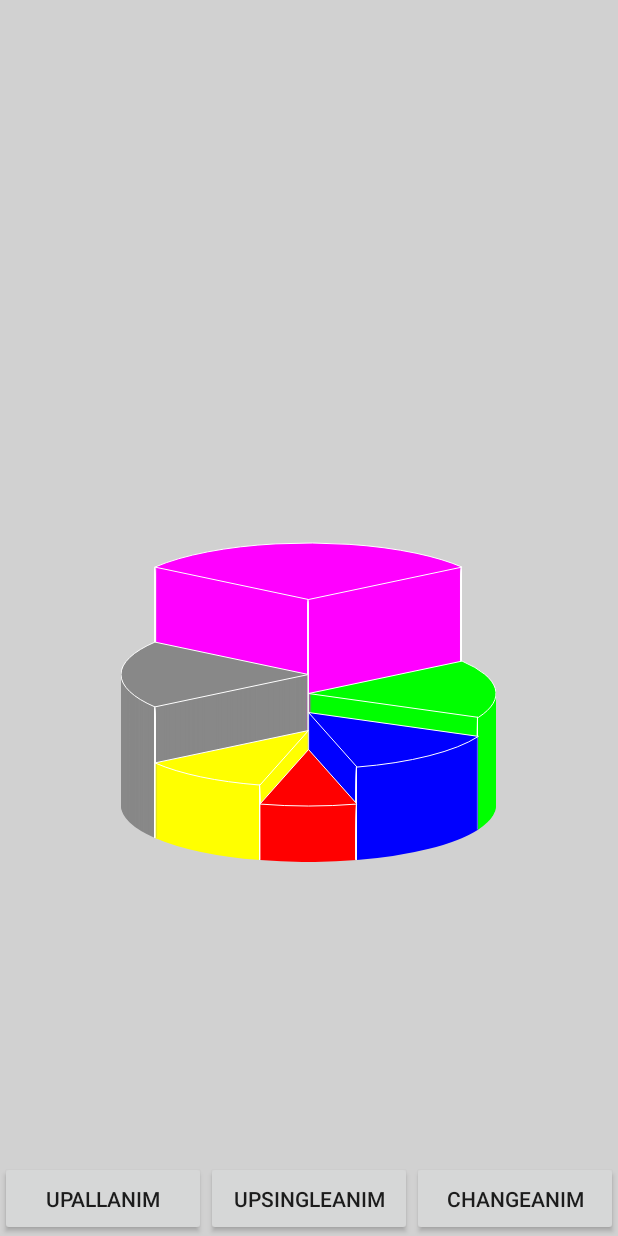
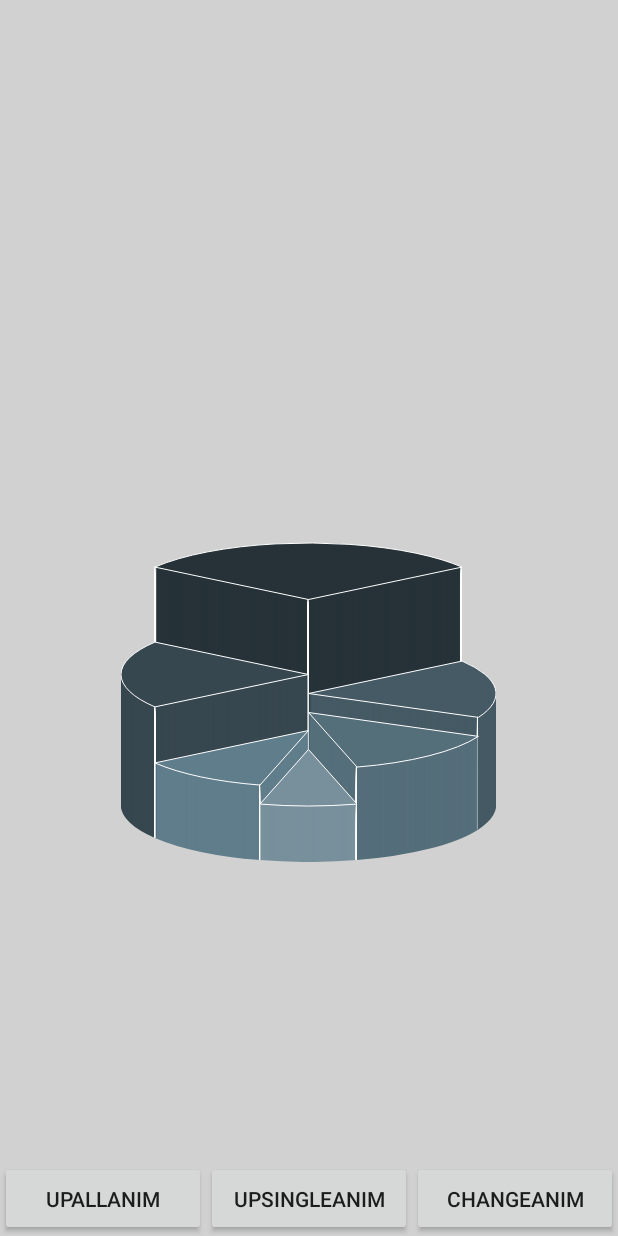
Before and after one commit to jiangzhengnan/NguiLib, an Android app: the screen it shows after launch (CdActivity), on a phone screen of 412 x 824 dp. Run offline under Robolectric (Android 15) with nearby library versions, the phone set to English and light mode, and no system bars.

Commit message:
add
Signed-off-by: jiangzhengnan <3442771773@qq.com>

```diff
--- a/app/src/main/java/com/ng/ui/aty/CdActivity.kt
+++ b/app/src/main/java/com/ng/ui/aty/CdActivity.kt
@@ -32,12 +32,12 @@ class CdActivity : AppCompatActivity() {
 
     private fun initViewsAndEvents() {
         clv.setData(arrayListOf(
-                CylinderView.Entry(30f, Color.RED),
-                CylinderView.Entry(40f, Color.YELLOW),
-                CylinderView.Entry(50f, Color.BLUE),
-                CylinderView.Entry(60f, Color.GREEN),
-                CylinderView.Entry(70f, Color.GRAY),
-                CylinderView.Entry(110f, Color.MAGENTA)
+                CylinderView.Entry(30f,  Color.parseColor("#78909c")),
+                CylinderView.Entry(40f,  Color.parseColor("#607d8b")),
+                CylinderView.Entry(50f,  Color.parseColor("#546e7a")),
+                CylinderView.Entry(60f,  Color.parseColor("#455a64")),
+                CylinderView.Entry(70f,  Color.parseColor("#37474f")),
+                CylinderView.Entry(110f, Color.parseColor("#263238"))
         ))
 
         btn1.setOnClickListener {
--- a/nguilib/src/main/java/com/ng/nguilib/CylinderView.java
+++ b/nguilib/src/main/java/com/ng/nguilib/CylinderView.java
@@ -127,15 +127,18 @@ public class CylinderView extends View {
         }
     }
 
+    boolean hadDrawBg = false;
+
     public void startSingleAnim() {
         if (!isAnimRunning) {
+            hadDrawBg = false;
             LogUtils.INSTANCE.d("startSingleAnim");
             singleAnimValue = 0;
             singleAnimIndex = 0;
             thickness = DensityUtil.INSTANCE.dip2px(getContext(), 150f);
             ANIM_STATE = ANIM_STATE_SINGLE;
             isAnimRunning = true;
-            mAnimator = ValueAnimator.ofInt(0, max * 100);
+            mAnimator = ValueAnimator.ofInt(0, (max + 1) * 100);
             mAnimator.setDuration(max * 1000);
             mAnimator.setInterpolator(new LinearInterpolator());
             mAnimator.addUpdateListener(new ValueAnimator.AnimatorUpdateListener() {
@@ -177,7 +180,7 @@ public class CylinderView extends View {
                 @Override
                 public void onAnimationUpdate(ValueAnimator animation) {
                     thickness = (int) animation.getAnimatedValue();
-                    LogUtils.INSTANCE.d("a: " + (int) animation.getAnimatedValue());
+                    //LogUtils.INSTANCE.d("a: " + (int) animation.getAnimatedValue());
                     postInvalidate();
                 }
             });
@@ -271,14 +274,26 @@ public class CylinderView extends View {
             case ANIM_STATE_ALL:
                 for (int i = 0; i < mEntrySourceList.size(); i++) {
                     Entry tempEntry = mEntrySourceList.get(i);
-                    drawCylinder(canvas, tempEntry, thickness);
+                    drawCylinder(canvas, tempEntry, thickness,true);
                 }
                 break;
             case ANIM_STATE_SINGLE:
+                for (int i = 0; i < mEntrySourceList.size(); i++) {
+                    Entry tempEntry = mEntrySourceList.get(i);
+                    drawCylinder(canvas, tempEntry, 1,false);
+                }
+
                 for (int i = 0; i < singleAnimIndex; i++) {
-                    Entry tempEntry = mEntrySourceList.get(i);
-                    int tempThickNess = singleAnimValue - (i + 1) * 100;
-                    drawCylinder(canvas, tempEntry, tempThickNess);
+                    if (i < mEntrySourceList.size()) {
+
+                        Entry tempEntry = mEntrySourceList.get(i);
+                        int tempThickNess = singleAnimValue - (i + 1) * 100;
+                        LogUtils.INSTANCE.d("tempThickNess: " + tempThickNess);
+
+                        tempThickNess = (int) ((tempEntry.percent / 360f) * tempThickNess * (max * 0.3f));
+
+                        drawCylinder(canvas, tempEntry, tempThickNess,false);
+                    }
                 }
 
                 break;
@@ -289,10 +304,11 @@ public class CylinderView extends View {
     }
 
 
-    private void drawCylinder(Canvas canvas, Entry tempEntry, int thickness) {
+    private void drawCylinder(Canvas canvas, Entry tempEntry, int thickness,boolean ifChangeThick) {
         mainPaint.setStyle(Paint.Style.FILL);
         //绘制各个弧度
-        int perThickness = (int) ((tempEntry.percent / 360f) * thickness * (max * 0.5f));
+
+        int perThickness =ifChangeThick? (int) ((tempEntry.percent / 360f) * thickness * (max * 0.5f)) : thickness;
         float drawTempStartAngle = 0f;
         RectF tempRectF;
         float lineStartX = 0f;
@@ -360,13 +376,15 @@ public class CylinderView extends View {
 
             //弧形
             mainPaint.setColor(tempEntry.color);
+
+
             canvas.drawArc(tempRectF, drawTempStartAngle, tempEntry.percent, true, mainPaint);
             if (j == perThickness) {
                 drawTopLine(canvas, tempRectF, drawTempStartAngle, tempEntry.percent);
             }
             //竖直线
             mainPaint.setColor(Color.WHITE);
-            if (tempEntry.tag == CENTER) {
+             if (tempEntry.tag == CENTER) {
                 canvas.drawLine(lineStartX, lineStartY,
                         lineEndX, lineEndY,
                         mainPaint);
```
